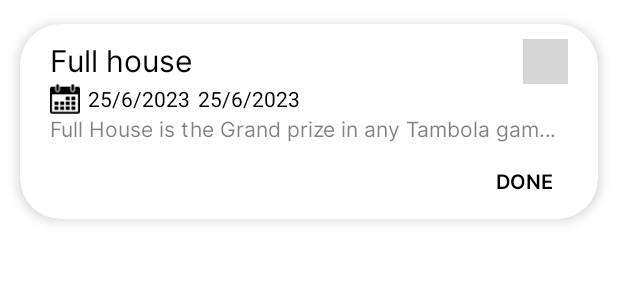
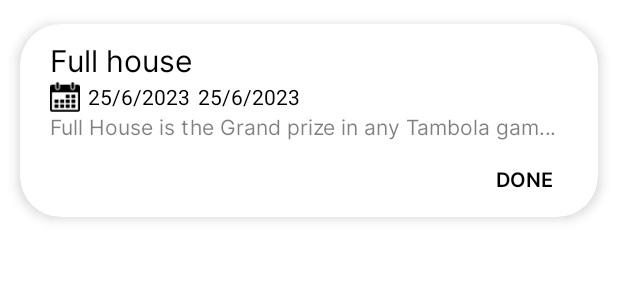
Before and after one commit to trdm-dotcom/btl_android_nc_todo_app, an Android app: the layout item_task.xml on its own in the app's theme, with its tools: preview values and no code run, on a phone screen of 412 x 824 dp. Shown: the top 300 px of the screen. Run offline under Robolectric (Android 15) with nearby library versions, the phone set to English and light mode, and no system bars; network calls fail; grey boxes are pictures that could not be loaded.

```diff
--- a/client/app/src/main/java/com/example/todo/fragments/TaskOptionsFragment.java
+++ b/client/app/src/main/java/com/example/todo/fragments/TaskOptionsFragment.java
@@ -109,7 +109,7 @@ public class TaskOptionsFragment extends BottomSheetDialogFragment {
             @Override
             protected String doInBackground(Void... voids) {
                 try {
-                    httpClientHelper.put(httpClientHelper.buildUrl(String.format("tasks/%d/status/%s", taskId, "DONE"), null), null, Object.class);
+                    httpClientHelper.put(httpClientHelper.buildUrl(String.format("/task/%d/status/%s", taskId, "DONE"), null), null, Object.class);
                     return null;
                 } catch (Exception e) {
                     Log.e(TAG, "error: ", e);
@@ -141,7 +141,7 @@ public class TaskOptionsFragment extends BottomSheetDialogFragment {
             @Override
             protected String doInBackground(Void... voids) {
                 try {
-                    httpClientHelper.delete(httpClientHelper.buildUrl(String.format("tasks/%d", taskId), null), Object.class);
+                    httpClientHelper.delete(httpClientHelper.buildUrl(String.format("/task/%d", taskId), null), Object.class);
                     return null;
                 } catch (Exception e) {
                     Log.e(TAG, "error: ", e);
--- a/client/app/src/main/res/layout/item_task.xml
+++ b/client/app/src/main/res/layout/item_task.xml
@@ -4,42 +4,30 @@
     xmlns:tools="http://schemas.android.com/tools"
     android:layout_width="match_parent"
     android:layout_height="wrap_content"
+    app:cardCornerRadius="27dp"
+    app:cardElevation="5dp"
     app:cardUseCompatPadding="true"
-    app:cardElevation="5dp"
-    app:cardCornerRadius="27dp"
     app:contentPadding="10dp">
 
     <LinearLayout
         android:layout_width="match_parent"
         android:layout_height="match_parent"
-        android:layout_weight="0.2"
         android:layout_gravity="center"
         android:layout_marginLeft="10dp"
         android:layout_marginRight="10dp"
+        android:layout_weight="0.2"
         android:orientation="vertical">
 
-        <LinearLayout
-            android:layout_width="match_parent"
-            android:layout_height="wrap_content">
-
-            <TextView
-                android:layout_width="wrap_content"
-                android:layout_height="wrap_content"
-                tools:text="Full house"
-                android:singleLine="true"
-                android:textSize="20sp"
-                android:layout_weight="1"
-                android:id="@+id/title"
-                android:textColor="@color/black"
-                android:fontFamily="@font/inter_regular"/>
-
-            <ImageView
-                android:layout_width="30dp"
-                android:layout_height="30dp"
-                android:id="@+id/options"
-                android:background="@drawable/more"/>
-
-        </LinearLayout>
+        <TextView
+            android:id="@+id/title"
+            android:layout_width="wrap_content"
+            android:layout_height="wrap_content"
+            android:layout_weight="1"
+            android:fontFamily="@font/inter_regular"
+            android:singleLine="true"
+            android:textColor="@color/black"
+            android:textSize="20sp"
+            tools:text="Full house" />
 
         <LinearLayout
             android:layout_width="match_parent"
@@ -49,54 +37,54 @@
             <ImageView
                 android:layout_width="20sp"
                 android:layout_height="20sp"
-                android:background="@drawable/calendar"/>
+                android:background="@drawable/calendar" />
 
             <TextView
+                android:id="@+id/start"
                 android:layout_width="wrap_content"
                 android:layout_height="wrap_content"
-                tools:text="25/6/2023"
+                android:layout_marginLeft="5sp"
                 android:singleLine="true"
-                android:id="@+id/start"
+                android:textColor="@color/black"
                 android:textSize="14sp"
-                android:textColor="@color/black"
-                android:layout_marginLeft="5sp"/>
+                tools:text="25/6/2023" />
 
             <TextView
+                android:id="@+id/end"
                 android:layout_width="wrap_content"
                 android:layout_height="wrap_content"
-                tools:text="25/6/2023"
+                android:layout_marginLeft="5sp"
                 android:singleLine="true"
-                android:id="@+id/end"
+                android:textColor="@color/black"
                 android:textSize="14sp"
-                android:textColor="@color/black"
-                android:layout_marginLeft="5sp"/>
+                tools:text="25/6/2023" />
         </LinearLayout>
 
         <TextView
+            android:id="@+id/description"
             android:layout_width="wrap_content"
             android:layout_height="wrap_content"
-            tools:text="Full House is the Grand prize in any Tambola game played. It means all 15 Numbers of a ticket are cut, striked out"
+            android:alpha="0.5"
+            android:fontFamily="@font/inter_regular"
             android:singleLine="true"
-            android:alpha="0.5"
-            android:id="@+id/description"
+            android:textColor="@color/black"
             android:textSize="14sp"
-            android:textColor="@color/black"
-            android:fontFamily="@font/inter_regular"/>
+            tools:text="Full House is the Grand prize in any Tambola game played. It means all 15 Numbers of a ticket are cut, striked out" />
 
         <TextView
+            android:id="@+id/status"
             android:layout_width="wrap_content"
             android:layout_height="wrap_content"
-            android:textColor="@android:color/black"
-            android:text="DONE"
-            android:textSize="13sp"
-            android:id="@+id/status"
             android:layout_gravity="right"
             android:layout_marginTop="10dp"
+            android:fontFamily="@font/inter_semi_bold"
             android:paddingLeft="10dp"
+            android:paddingTop="5dp"
             android:paddingRight="10dp"
-            android:paddingTop="5dp"
             android:paddingBottom="5dp"
-            android:fontFamily="@font/inter_semi_bold"/>
+            android:text="DONE"
+            android:textColor="@android:color/black"
+            android:textSize="13sp" />
 
     </LinearLayout>
 </androidx.cardview.widget.CardView>
```
Also changed, not shown: client/app/src/main/java/com/example/todo/fragments/MainTaskPageFragment.java (+24 -6 lines), client/app/src/main/java/com/example/todo/fragments/TaskAdapter.java (+43 -21 lines).
